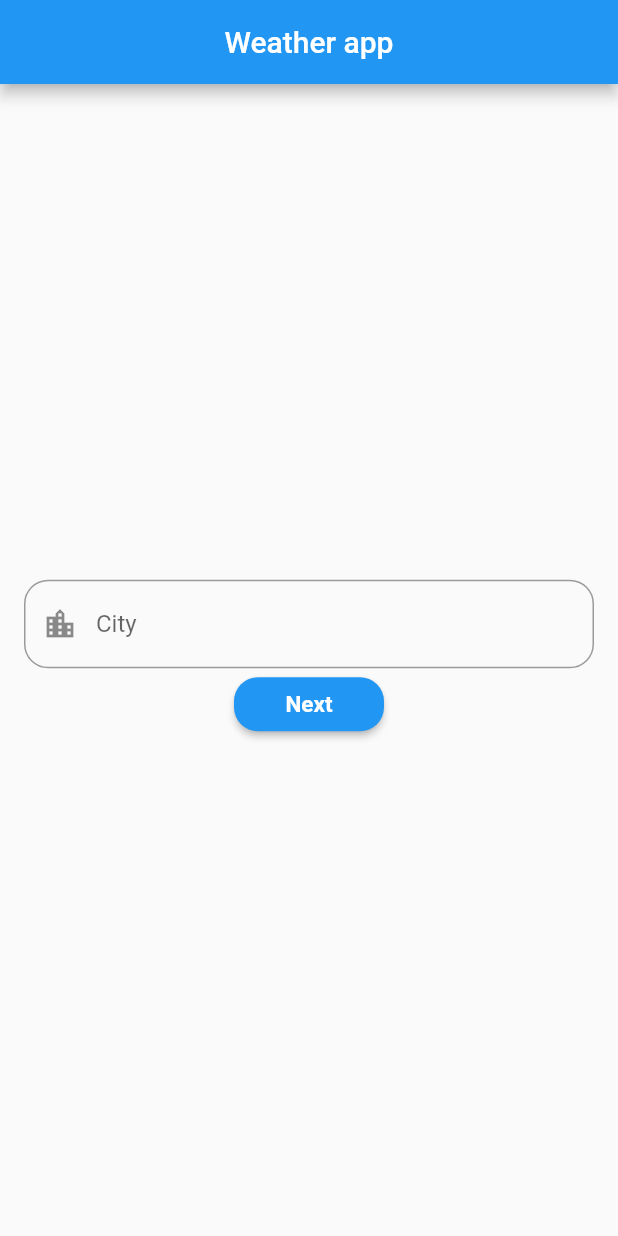
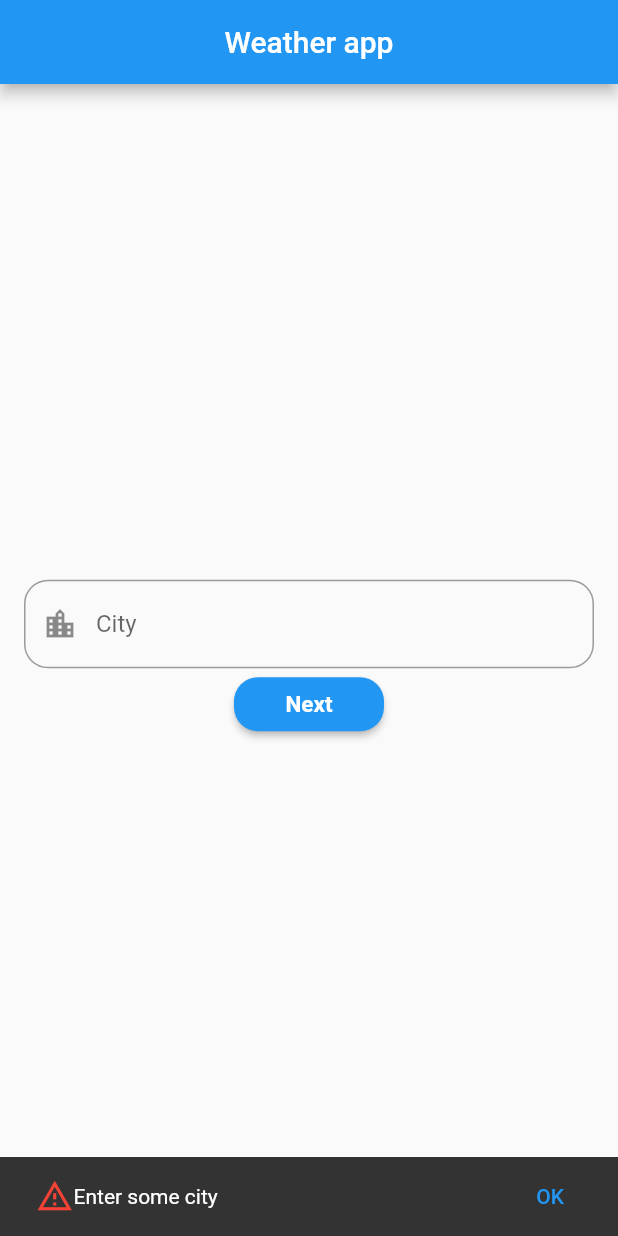
Before and after one commit to akbarjohnie/testTask, a Flutter app: the screen it shows after launch, after a tap on "Next", on a phone screen of 412 x 824 dp. Run offline on Flutter 3.47's test engine with Material 2 defaults, Android fonts, the phone set to English and light mode, and no system bars.

Commit message:
fixed snackbar

```diff
--- a/lib/dialogs/snackbar.dart
+++ b/lib/dialogs/snackbar.dart
@@ -1,11 +1,23 @@
 import 'package:flutter/material.dart';
 
-snackBar(String text) {
-  SnackBar(
-    content: Text(text),
-    action: SnackBarAction(
-      label: 'OK',
-      onPressed: () {},
+snackBar(String text, BuildContext context) {
+  return ScaffoldMessenger.of(context).showSnackBar(
+    SnackBar(
+      content: Row(
+        mainAxisAlignment: MainAxisAlignment.start,
+        children: const [
+          Icon(
+            Icons.warning_amber_outlined,
+            color: Colors.red,
+            size: 25,
+          ),
+          Text('Enter some city'),
+        ],
+      ),
+      action: SnackBarAction(
+        label: 'OK',
+        onPressed: () {},
+      ),
     ),
   );
 }
--- a/lib/screens/first_screen.dart
+++ b/lib/screens/first_screen.dart
@@ -46,11 +46,7 @@ class _FirstPageState extends State<FirstPage> {
                   if (city.text == '') {
                     // shows snackbar for user to warn him
                     // that he should enter "city" to continue
-                    ScaffoldMessenger.of(context).showSnackBar(
-                      snackBar(
-                        'Enter some city',
-                      ),
-                    );
+                    snackBar('Enter any city', context);
                   } else {
                     // if "city" is not empty
                     // user will be moved to the next screen
```
